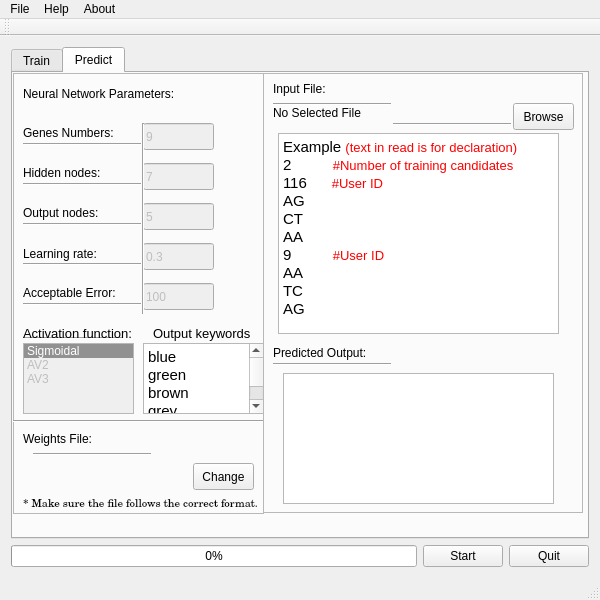
Old version of the form phenogene/phenogene.ui in the repository blanqesto/phenogene.
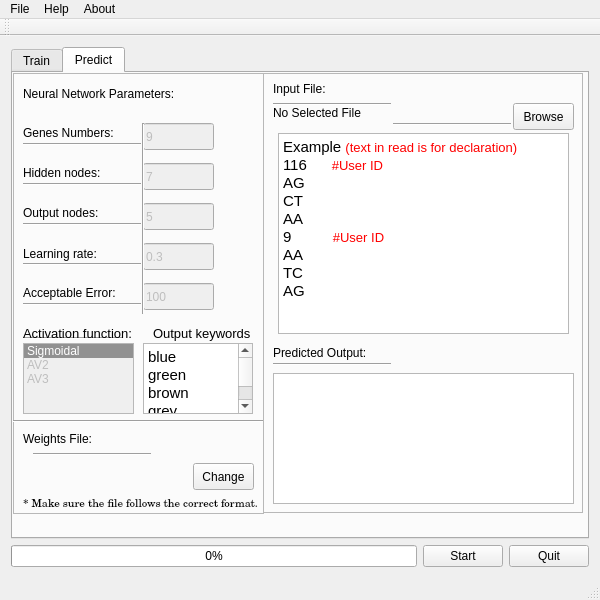
New version of the form. The open tabs and pages were chosen to show the change.

Patch:
```diff
--- a/phenogene/phenogene.ui
+++ b/phenogene/phenogene.ui
@@ -1226,7 +1226,7 @@
           <rect>
            <x>130</x>
            <y>270</y>
-           <width>121</width>
+           <width>110</width>
            <height>71</height>
           </rect>
          </property>
@@ -1357,7 +1357,7 @@
           <rect>
            <x>15</x>
            <y>60</y>
-           <width>281</width>
+           <width>291</width>
            <height>201</height>
           </rect>
          </property>
@@ -1367,7 +1367,6 @@
 p, li { white-space: pre-wrap; }
 &lt;/style&gt;&lt;/head&gt;&lt;body style=&quot; font-family:'Bitstream Charter'; font-size:11pt; font-weight:400; font-style:normal;&quot;&gt;
 &lt;p style=&quot; margin-top:0px; margin-bottom:0px; margin-left:0px; margin-right:0px; -qt-block-indent:0; text-indent:0px;&quot;&gt;Example &lt;span style=&quot; font-size:10pt; color:#ff0000;&quot;&gt;(text in read is for declaration)&lt;/span&gt;&lt;/p&gt;
-&lt;p style=&quot; margin-top:0px; margin-bottom:0px; margin-left:0px; margin-right:0px; -qt-block-indent:0; text-indent:0px;&quot;&gt;2          &lt;span style=&quot; font-size:10pt; color:#ff0000;&quot;&gt;#Number of training candidates&lt;/span&gt;&lt;/p&gt;
 &lt;p style=&quot; margin-top:0px; margin-bottom:0px; margin-left:0px; margin-right:0px; -qt-block-indent:0; text-indent:0px;&quot;&gt;116      &lt;span style=&quot; font-size:10pt; color:#ff0000;&quot;&gt;#User ID&lt;/span&gt;&lt;/p&gt;
 &lt;p style=&quot; margin-top:0px; margin-bottom:0px; margin-left:0px; margin-right:0px; -qt-block-indent:0; text-indent:0px;&quot;&gt;AG&lt;/p&gt;
 &lt;p style=&quot; margin-top:0px; margin-bottom:0px; margin-left:0px; margin-right:0px; -qt-block-indent:0; text-indent:0px;&quot;&gt;CT&lt;/p&gt;
@@ -1381,9 +1380,9 @@
         <widget class="QTextBrowser" name="textBrowser_5">
          <property name="geometry">
           <rect>
-           <x>20</x>
+           <x>10</x>
            <y>300</y>
-           <width>271</width>
+           <width>301</width>
            <height>131</height>
           </rect>
          </property>
```
